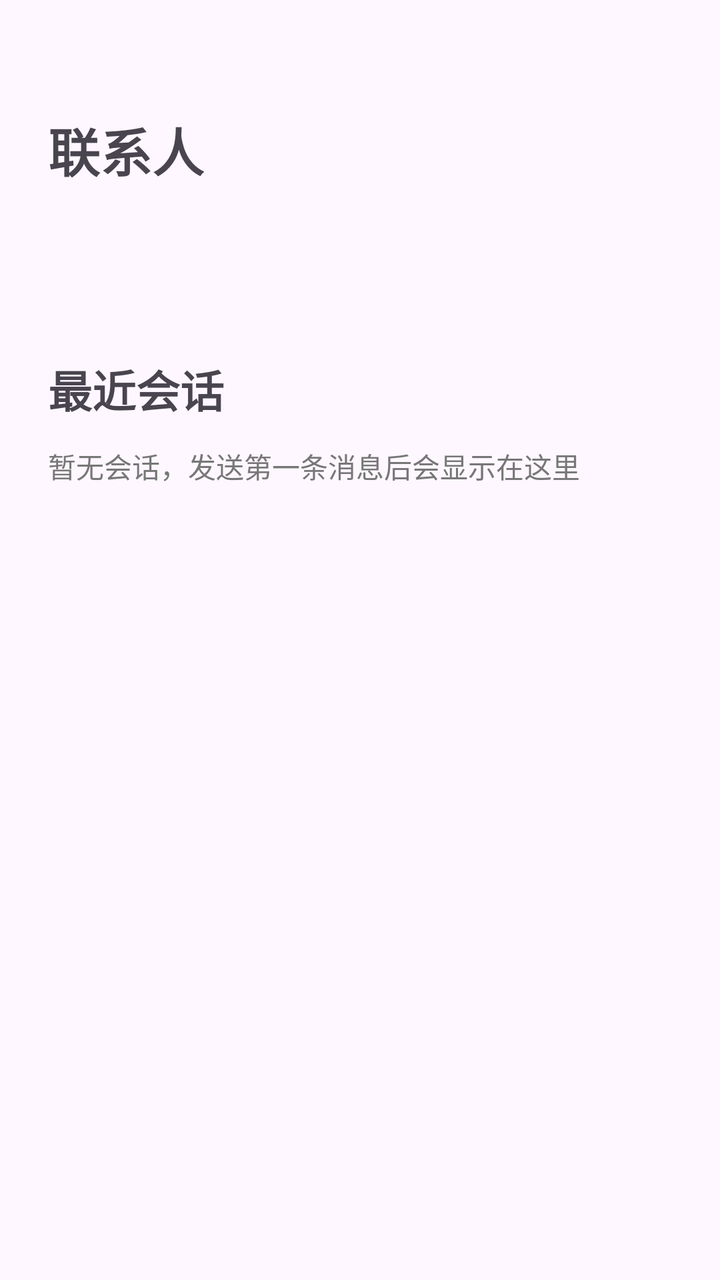
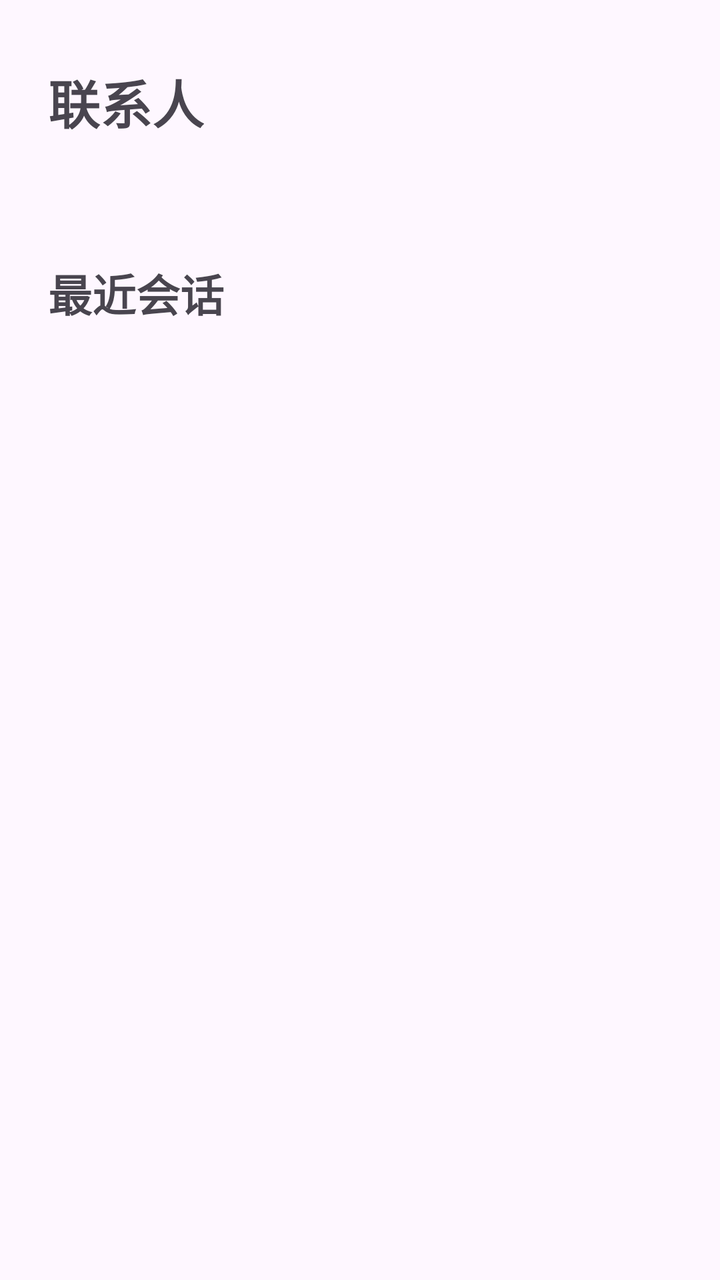

An Android layout rendered at two revisions. The XML below is the earlier revision; the diff shows what the commit changed to produce the second picture.
<!-- AndroidManifest.xml: application theme Theme.KoraIM -->
<!-- res/layout/fragment_user_list.xml -->
<?xml version="1.0" encoding="utf-8"?>
<LinearLayout xmlns:android="http://schemas.android.com/apk/res/android"
    android:layout_width="match_parent"
    android:layout_height="match_parent"
    android:orientation="vertical"
    android:padding="24dp">

    <TextView
        android:layout_width="wrap_content"
        android:layout_height="wrap_content"
        android:layout_marginTop="32dp"
        android:text="联系人"
        android:textSize="26sp"
        android:textStyle="bold" />

    <TextView
        android:id="@+id/current_account"
        android:layout_width="wrap_content"
        android:layout_height="wrap_content"
        android:layout_marginTop="8dp"
        android:layout_marginBottom="24dp"
        android:textSize="15sp" />

    <LinearLayout
        android:id="@+id/user_list"
        android:layout_width="match_parent"
        android:layout_height="wrap_content"
        android:orientation="vertical" />

    <TextView
        android:layout_width="wrap_content"
        android:layout_height="wrap_content"
        android:layout_marginTop="32dp"
        android:layout_marginBottom="12dp"
        android:text="最近会话"
        android:textSize="22sp"
        android:textStyle="bold" />

    <TextView
        android:id="@+id/empty_conversations"
        android:layout_width="wrap_content"
        android:layout_height="wrap_content"
        android:text="暂无会话，发送第一条消息后会显示在这里"
        android:textColor="#777777" />

    <LinearLayout
        android:id="@+id/conversation_list"
        android:layout_width="match_parent"
        android:layout_height="wrap_content"
        android:orientation="vertical" />
</LinearLayout>
<!-- resources referenced by this layout -->
<resources>
  <style name="Theme.KoraIM" parent="Base.Theme.KoraIM" />
  <style name="Base.Theme.KoraIM" parent="Theme.Material3.DayNight.NoActionBar">
          
          
      </style>
</resources>

<!-- the commit's change to res/layout/fragment_user_list.xml (unified diff, before → after) -->
@@ -2,12 +2,12 @@
 <LinearLayout xmlns:android="http://schemas.android.com/apk/res/android"
     android:layout_width="match_parent"
     android:layout_height="match_parent"
-    android:orientation="vertical"
-    android:padding="24dp">
+    android:orientation="vertical">
 
     <TextView
         android:layout_width="wrap_content"
         android:layout_height="wrap_content"
+        android:layout_marginStart="24dp"
         android:layout_marginTop="32dp"
         android:text="联系人"
         android:textSize="26sp"
@@ -17,35 +17,31 @@
         android:id="@+id/current_account"
         android:layout_width="wrap_content"
         android:layout_height="wrap_content"
+        android:layout_marginStart="24dp"
         android:layout_marginTop="8dp"
-        android:layout_marginBottom="24dp"
+        android:layout_marginBottom="12dp"
         android:textSize="15sp" />
 
     <LinearLayout
         android:id="@+id/user_list"
         android:layout_width="match_parent"
         android:layout_height="wrap_content"
-        android:orientation="vertical" />
+        android:orientation="vertical"
+        android:paddingHorizontal="24dp" />
 
     <TextView
         android:layout_width="wrap_content"
         android:layout_height="wrap_content"
-        android:layout_marginTop="32dp"
-        android:layout_marginBottom="12dp"
+        android:layout_marginStart="24dp"
+        android:layout_marginTop="20dp"
+        android:layout_marginBottom="6dp"
         android:text="最近会话"
         android:textSize="22sp"
         android:textStyle="bold" />
 
-    <TextView
-        android:id="@+id/empty_conversations"
-        android:layout_width="wrap_content"
-        android:layout_height="wrap_content"
-        android:text="暂无会话，发送第一条消息后会显示在这里"
-        android:textColor="#777777" />
-
-    <LinearLayout
-        android:id="@+id/conversation_list"
+    <FrameLayout
+        android:id="@+id/conversation_fragment_container"
         android:layout_width="match_parent"
-        android:layout_height="wrap_content"
-        android:orientation="vertical" />
+        android:layout_height="0dp"
+        android:layout_weight="1" />
 </LinearLayout>
